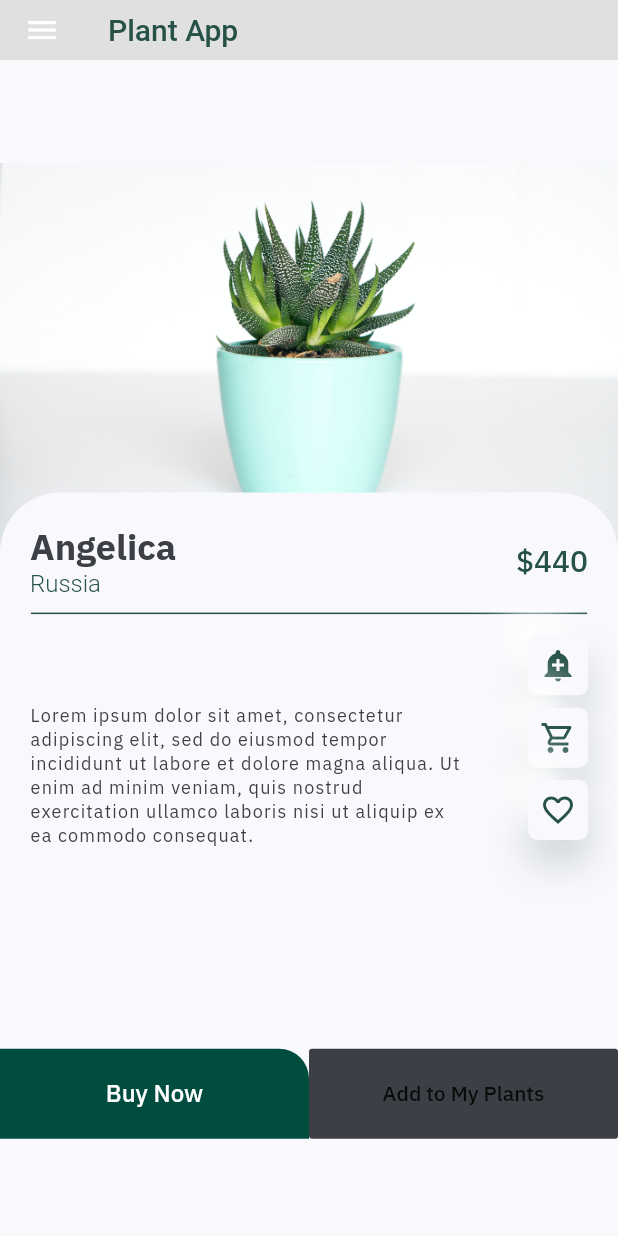
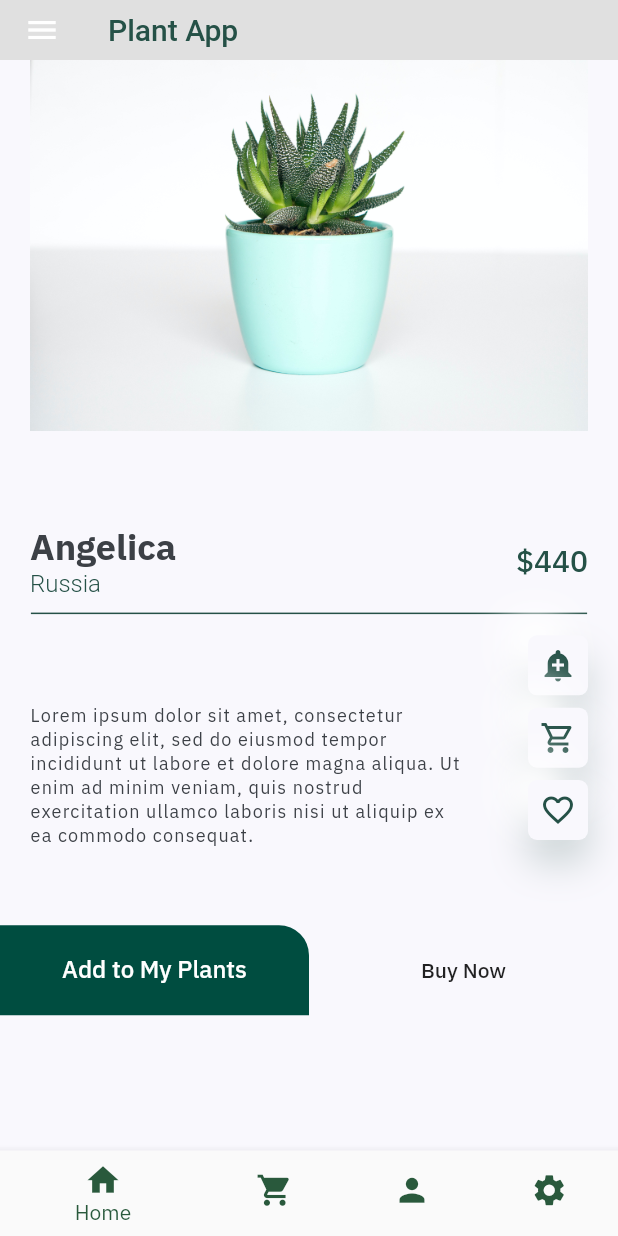
Before and after one commit to KChristelle/plant_project_summative, a Flutter app: the DetailsPage screen opened directly, on a phone screen of 412 x 824 dp. Run offline on Flutter 3.47's test engine with Material 2 defaults, Android fonts, the phone set to English and light mode, and no system bars; our stand-ins replace google_fonts.

Commit message:
Added View Plants page

```diff
--- a/lib/screens/details/components/callToAction.dart
+++ b/lib/screens/details/components/callToAction.dart
@@ -5,7 +5,10 @@ class CallToAction extends StatelessWidget {
   @override
   Widget build(BuildContext context) {
     Size size = MediaQuery.of(context).size;
-    return Row(
+    return Positioned(
+      top: size.height * 0.7,
+      // bottom: 0,
+      child: Row(
         children: <Widget>[
           SizedBox(
             width: size.width / 2,
@@ -19,7 +22,7 @@ class CallToAction extends StatelessWidget {
               color: Colors.teal[900],
               onPressed: () {},
               child: Text(
-              "Buy Now",
+                "Add to My Plants",
                 style: TextStyle(
                   color: Colors.white,
                   fontSize: 16,
@@ -32,11 +35,12 @@ class CallToAction extends StatelessWidget {
             height: 60,
             child: FlatButton(
               onPressed: () {},
-            child: Text("Add to My Plants"),
-            color: kTextColor,
+              child: Text("Buy Now"),
+              color: kBackgroundColor,
             ),
           ),
         ],
+      ),
     );
   }
 }
--- a/lib/screens/details/components/plantImage.dart
+++ b/lib/screens/details/components/plantImage.dart
@@ -6,7 +6,7 @@ class PlantImage extends StatelessWidget {
     Size size = MediaQuery.of(context).size;
     return Positioned(
       top: 0,
-      bottom: size.height * 0.3,
+      bottom: size.height * 0.5,
       child: Container(
         height: size.height * 0.3,
         width: size.width,
--- a/lib/screens/details/details.dart
+++ b/lib/screens/details/details.dart
@@ -14,8 +14,7 @@ class DetailsPage extends StatelessWidget {
           preferredSize: Size.fromHeight(kDefaultPadding * 2),
           child: AppBarHome()),
       drawer: DrawerHome(),
-      body: SingleChildScrollView(
-        child: Column(
+      body: Column(
         children: [
           Stack(
             children: <Widget>[
@@ -24,13 +23,12 @@ class DetailsPage extends StatelessWidget {
               ),
               PlantImage(),
               PlantDetails(),
-              ],
-            ),
               CallToAction(),
             ],
           ),
+        ],
       ),
-      // bottomNavigationBar: BottomNavBar(),
+      bottomNavigationBar: BottomNavBar(),
     );
   }
 }
--- a/lib/screens/home/homePage.dart
+++ b/lib/screens/home/homePage.dart
@@ -1,6 +1,7 @@
 import 'package:flutter/material.dart';
 import 'package:plant_growth_tracking_app/resources/constants.dart';
 import 'package:plant_growth_tracking_app/screens/home/components/body.dart';
+import 'package:plant_growth_tracking_app/screens/home/viewPlants.dart';
 import 'package:plant_growth_tracking_app/screens/login/landingPage.dart';
 
 class HomePage extends StatefulWidget {
@@ -180,7 +181,10 @@ class _DrawerHomeState extends State<DrawerHome> {
                 'My Plants',
                 style: TextStyle(color: kBackgroundColor),
               ),
-              onTap: null,
+              onTap: () {
+                Navigator.push(context,
+                    MaterialPageRoute(builder: (context) => ViewPlants()));
+              },
             ),
             Divider(
               indent: 80.0,
```
Also changed, not shown: lib/screens/home/viewPlants.dart (added, +40 -0 lines). Lines whose indentation alone changed are shown as unchanged.
